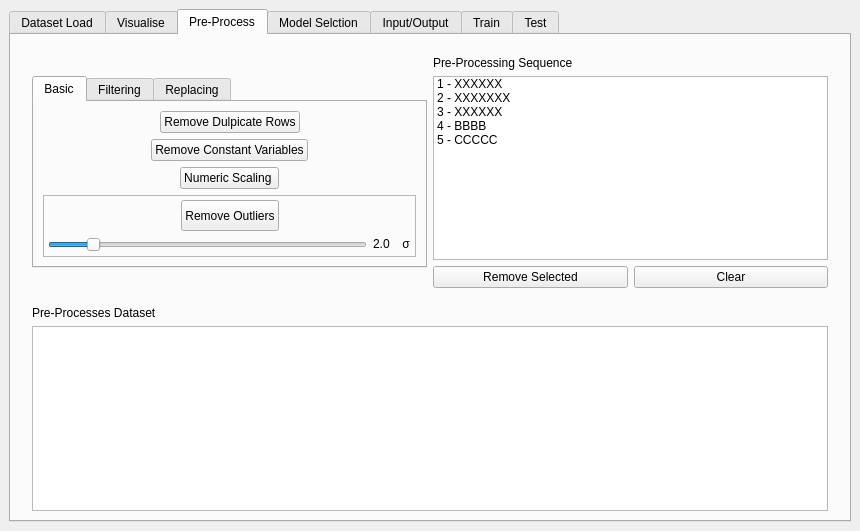
matheusft/modelling_ml, file resources/ui/ml_gui.ui: the form before one commit.
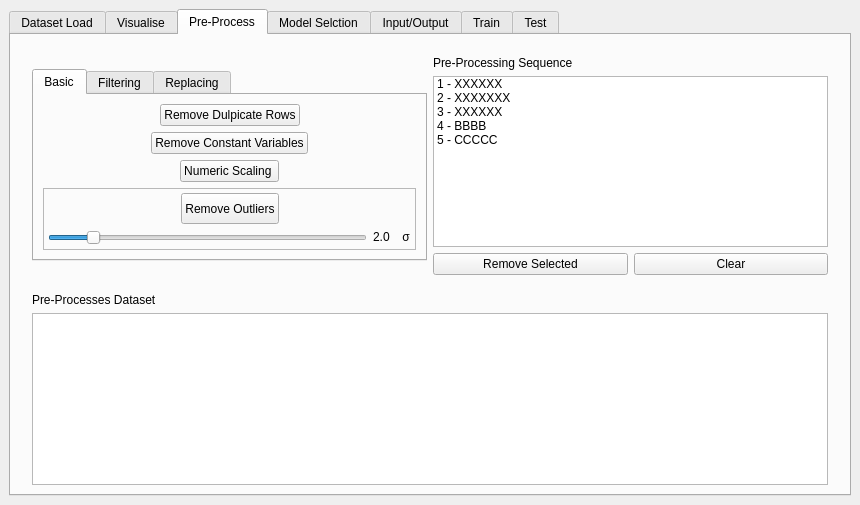
The form after the commit. Custom widgets are drawn as their Qt base class.

The edit to the form file:
```diff
--- a/resources/ui/ml_gui.ui
+++ b/resources/ui/ml_gui.ui
@@ -7,7 +7,7 @@
     <x>0</x>
     <y>0</y>
     <width>860</width>
-    <height>531</height>
+    <height>505</height>
    </rect>
   </property>
   <property name="sizePolicy">
```
